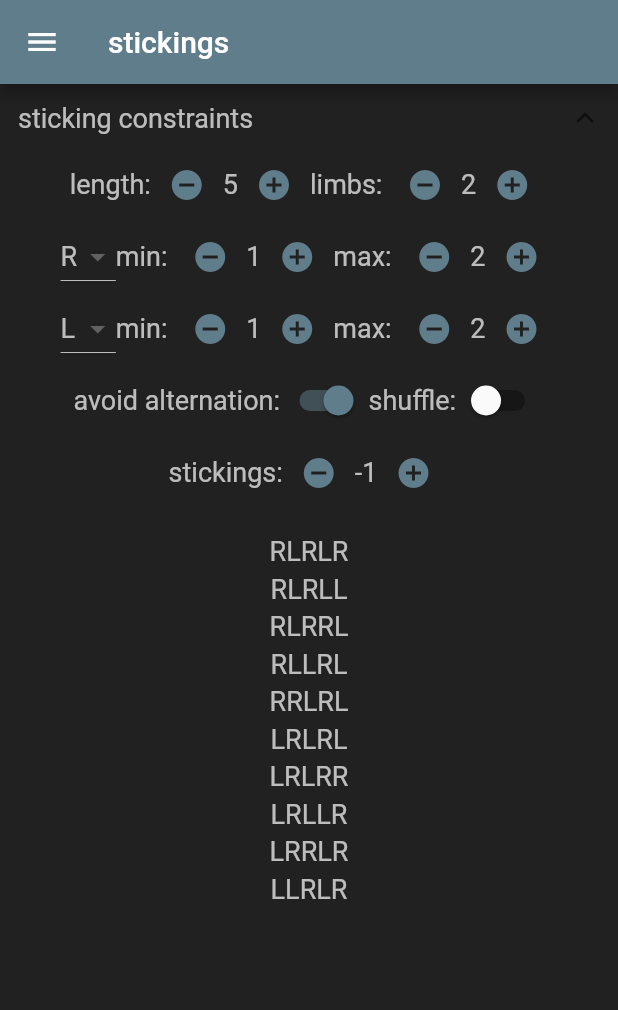
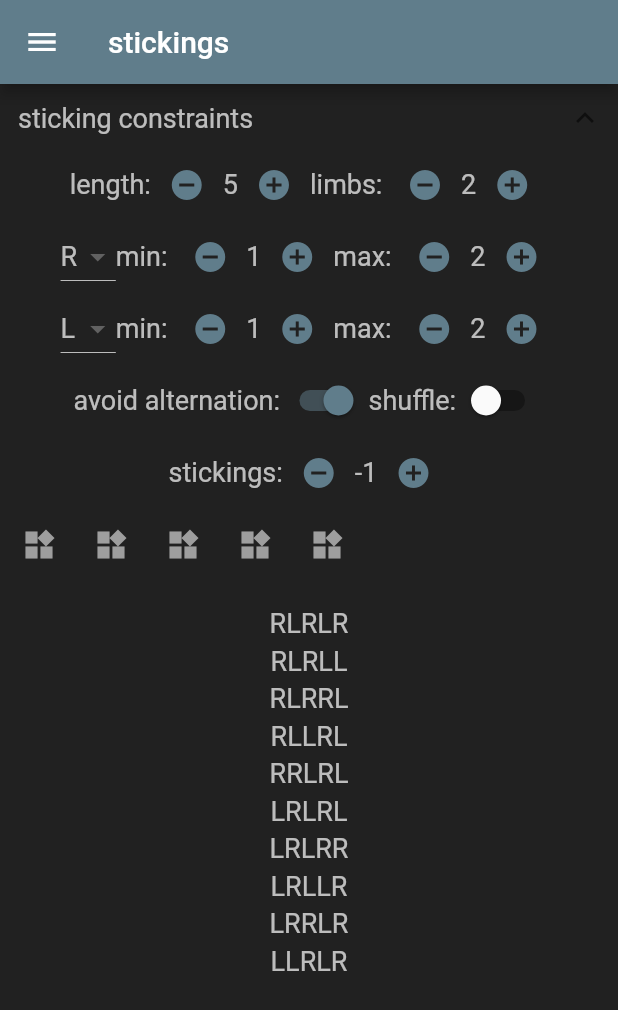
Before and after one commit to bgreenbones/drumPracticeHelper, a Flutter app: the screen it shows after launch, after a tap on "sticking constraints", after a tap on the "remove circle" icon, on a phone screen of 412 x 824 dp. Shown: the top 1010 px of the screen. Run offline on Flutter 3.47's test engine with Material 2 defaults, Android fonts, the phone set to English and light mode, and no system bars; drawn by our look-alikes of expandable; our stand-ins replace google_mobile_ads, wakelock; network calls fail.

Commit message:
rhythm editor is on ui

```diff
--- a/lib/possible_stickings.dart
+++ b/lib/possible_stickings.dart
@@ -79,7 +79,7 @@ class PossibleStickingsState extends State<PossibleStickings> {
                 child: Text("sticking constraints")),
             collapsed: Column(),
             expanded: Column(
-                children: [
+                children: <Widget>[
                       Row(
                           mainAxisAlignment: MainAxisAlignment.center,
                           children: [
@@ -134,7 +134,7 @@ class PossibleStickingsState extends State<PossibleStickings> {
                                           maximumBouncesChanged(val, stick))
                                 ]))
                         .toList() +
-                    [
+                    <Widget>[
                       Row(
                           mainAxisAlignment: MainAxisAlignment.center,
                           children: [
@@ -166,6 +166,10 @@ class PossibleStickingsState extends State<PossibleStickings> {
                                       maxNumberOfStickings = val;
                                     })),
                           ]),
+                      RhythmicConstraintWidget(
+                          constraint: RhythmicConstraint(
+                              sticks: [sticks.values.toList()[0]],
+                              rhythmLength: stickingLength)),
                     ])),
         const SizedBox(height: 16.0),
         Expanded(
--- a/lib/rhythmic_constraint.dart
+++ b/lib/rhythmic_constraint.dart
@@ -1,11 +1,14 @@
 import "package:flutter/material.dart";
 import "package:rhythm_practice_helper/styles.dart";
-
 import "stickings.dart";
 
 class RhythmicConstraint {
-  List<Stick> sticks = [];
-  List<bool> rhythm = [];
+  RhythmicConstraint({required this.sticks, required rhythmLength}) {
+    rhythm = List<bool>.generate(rhythmLength, (i) => false);
+  }
+  List<Stick> sticks;
+  late List<bool> rhythm;
+
   int subdivisionsUntilNextHit(int currentSubdivision) {
     if (currentSubdivision >= rhythm.length) {
       return -1;
@@ -20,8 +23,8 @@ class RhythmicConstraint {
 }
 
 class RhythmicConstraintWidget extends StatefulWidget {
-  final int rhythmLength;
-  const RhythmicConstraintWidget({super.key, required this.rhythmLength});
+  final RhythmicConstraint constraint;
+  const RhythmicConstraintWidget({super.key, required this.constraint});
 
   @override
   RhythmicConstraintWidgetState createState() =>
@@ -29,15 +32,16 @@ class RhythmicConstraintWidget extends StatefulWidget {
 }
 
 class RhythmicConstraintWidgetState extends State<RhythmicConstraintWidget> {
-  RhythmicConstraint constraint = RhythmicConstraint();
+  RhythmicConstraintWidgetState();
 
   List<IconButton> getRhythmButtons() {
     List<IconButton> result = [];
-    for (int i = 0; i < constraint.rhythm.length; i++) {
+    for (int i = 0; i < widget.constraint.rhythm.length; i++) {
       result.add(IconButton(
           icon: Icon(Icons.widgets,
-              color: constraint.rhythm[i] ? trimColor : Colors.grey),
-          onPressed: () => {constraint.rhythm[i] = !constraint.rhythm[i]}));
+              color: widget.constraint.rhythm[i] ? trimColor : Colors.grey),
+          onPressed: () => setState(() =>
+              {widget.constraint.rhythm[i] = !widget.constraint.rhythm[i]})));
     }
     return result;
   }
```
